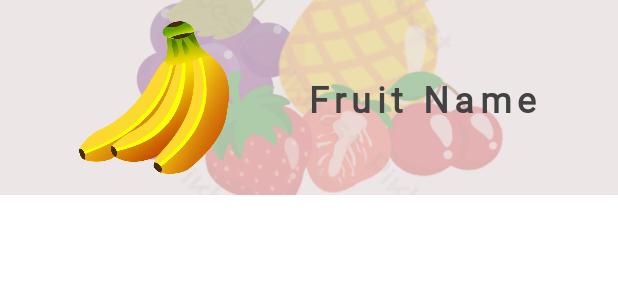
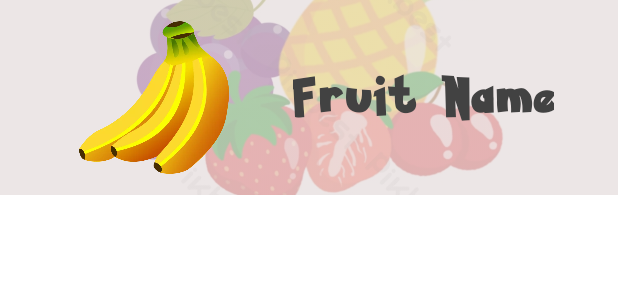
Before and after one commit to Bencorn1/EY_Fruits, an Android app: the layout fruits_frame.xml on its own in the app's theme, with its tools: preview values and no code run, on a phone screen of 412 x 824 dp. Shown: the top 300 px of the screen. Run offline under Robolectric (Android 15) with nearby library versions, the phone set to English and light mode, and no system bars.

Commit message:
Setting of the list item for the fruit main activty.

```diff
--- a/app/src/main/res/font/fruits_name.xml
+++ /dev/null
@@ -1,4 +0,0 @@
-<?xml version="1.0" encoding="utf-8"?>
-<font-family xmlns:android="http://schemas.android.com/apk/res/android">
-
-</font-family>
--- a/app/src/main/res/layout/fruits_frame.xml
+++ b/app/src/main/res/layout/fruits_frame.xml
@@ -21,7 +21,7 @@
         app:srcCompat="@drawable/fruits" />
 
     <ImageView
-        android:id="@+id/pokey_img"
+        android:id="@+id/fruit_img"
         android:layout_width="100dp"
         android:layout_height="0dp"
         app:layout_constraintBottom_toBottomOf="parent"
@@ -33,18 +33,18 @@
         app:srcCompat="@drawable/fruits_3" />
 
     <TextView
-        android:id="@+id/pokey_name"
+        android:id="@+id/fruit_name"
         android:layout_width="wrap_content"
         android:layout_height="wrap_content"
-        android:fontFamily="@font/pokemon_solid"
+        android:fontFamily="@font/fruit_solid"
         android:text="@string/fruit_name"
         android:textColor="@color/cardview_dark_background"
-        android:textSize="24sp"
+        android:textSize="25sp"
         android:letterSpacing="0.15"
         android:textStyle="bold"
         app:layout_constraintBottom_toBottomOf="parent"
         app:layout_constraintEnd_toEndOf="parent"
-        app:layout_constraintStart_toEndOf="@+id/pokey_img"
+        app:layout_constraintStart_toEndOf="@+id/fruit_img"
         app:layout_constraintTop_toTopOf="parent"
         app:layout_constraintVertical_bias="0.505" />
 
```
Also changed, not shown: app/src/main/res/font/fruit_hollow.ttf (added), app/src/main/res/font/fruit_solid.ttf (added), 2 other files.
